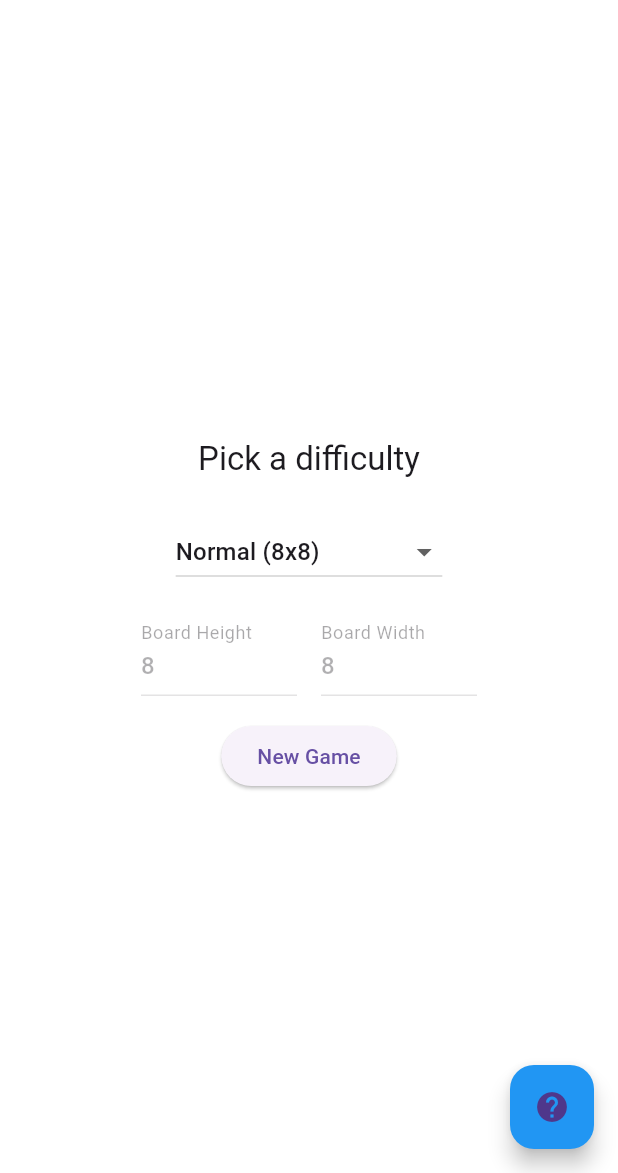
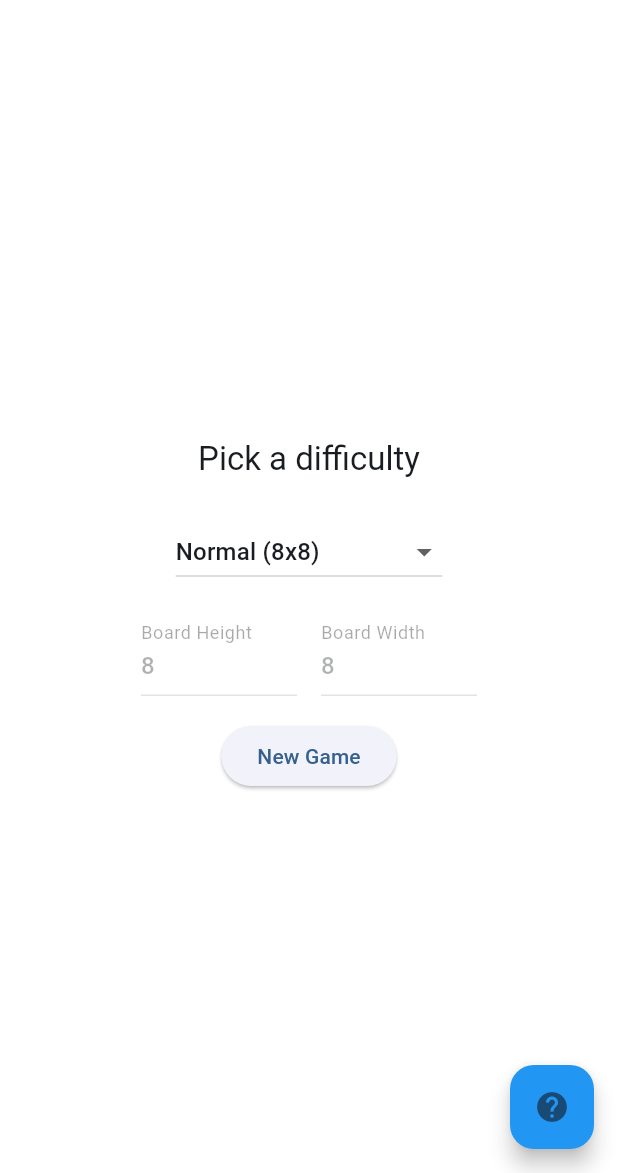
Before and after one commit to ArthurVinbeau/mosaic, a Flutter app: the screen it shows after launch, on a phone screen of 412 x 824 dp, the part 63-1236 px from its top. Run offline on Flutter 3.47's test engine with Material 2 defaults, Android fonts, the phone set to English and light mode, and no system bars; our stand-ins replace bloc, dropdown_search, equatable, flutter_bloc, flutter_colorpicker, flutter_localized_locales and 5 more; missing offline and left inert: animator; generated files the repository leaves out were written again.

Commit message:
feat(MyApp): theme colorSchemeSeed

```diff
--- a/lib/main.dart
+++ b/lib/main.dart
@@ -55,7 +55,7 @@ class MyApp extends StatelessWidget {
               locale: localeState.locale,
               supportedLocales: AppLocalizations.supportedLocales,
               theme: ThemeData(
-                primarySwatch: themeState.theme.primaryColor,
+                colorSchemeSeed: themeState.theme.primaryColor,
                 brightness: themeState.theme.brightness,
                 useMaterial3: true,
               ),
```
